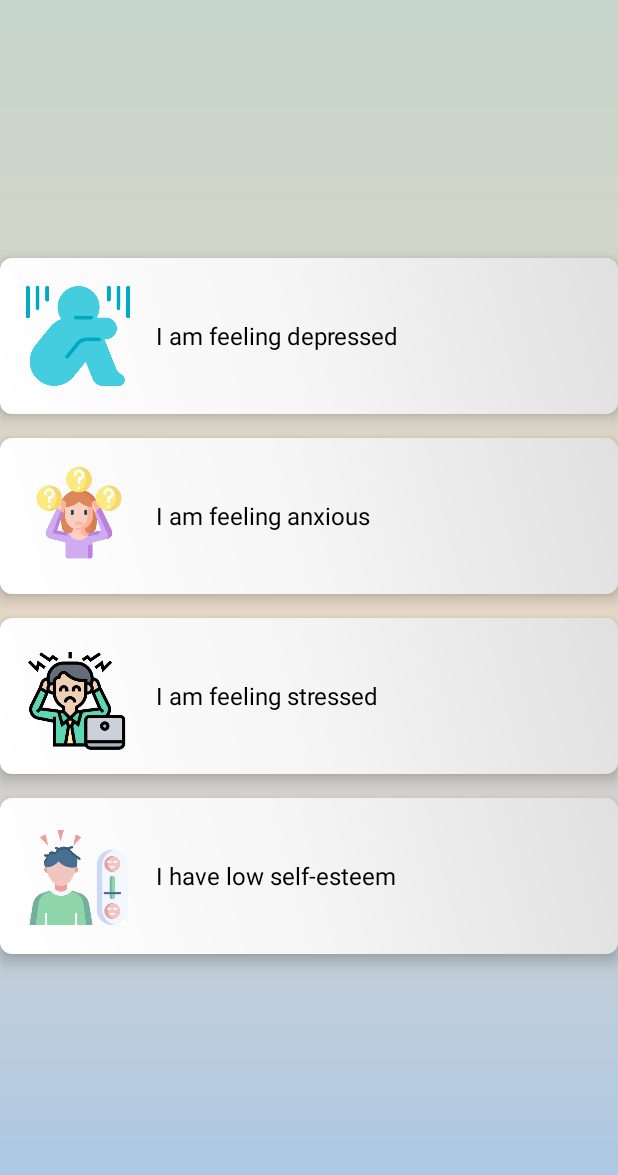
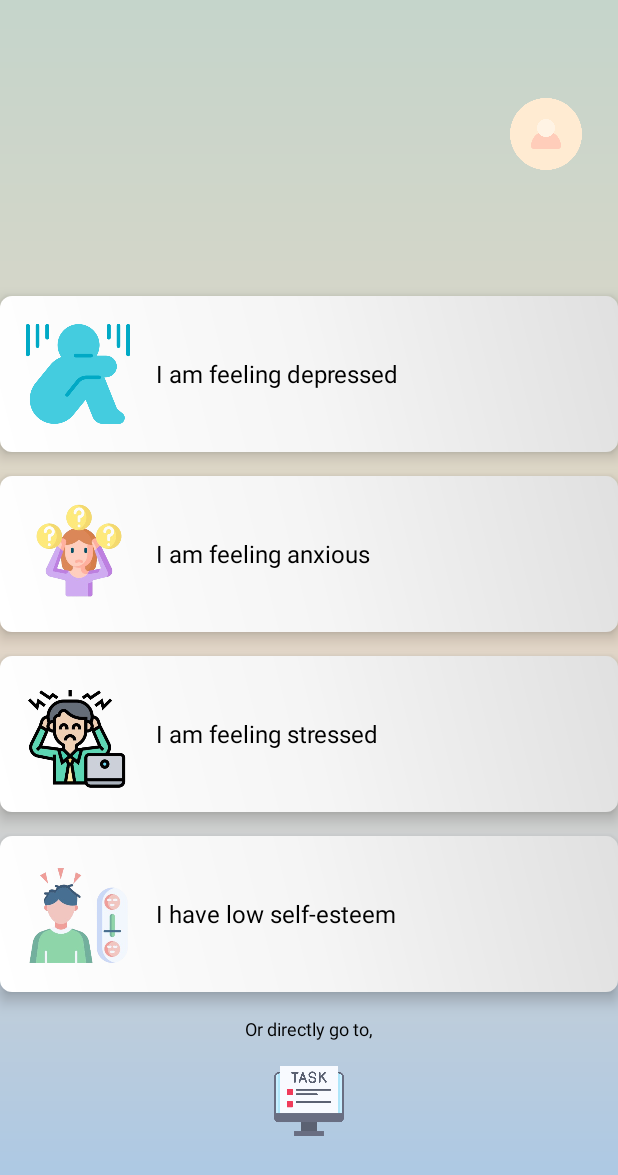
Before and after one commit to alifbinturjo/FeelWell, an Android app: the FeelingPromptActivity screen opened directly, with no data from a screen before it, on a phone screen of 412 x 824 dp. Shown: the top 1175 px of the screen. Run offline under Robolectric (Android 15) with nearby library versions, the phone set to English and light mode, and no system bars.

Commit message:
necessary fixes

```diff
--- a/app/src/main/java/com/example/feelwell/FeelingPromptActivity.java
+++ b/app/src/main/java/com/example/feelwell/FeelingPromptActivity.java
@@ -3,6 +3,7 @@ package com.example.feelwell;
 import android.content.Intent;
 import android.os.Bundle;
 import android.view.View;
+import android.widget.ImageButton;
 import android.widget.RelativeLayout;
 
 import androidx.appcompat.app.AppCompatActivity;
@@ -20,38 +21,26 @@ public class FeelingPromptActivity extends AppCompatActivity {
         RelativeLayout stressCard = findViewById(R.id.stressCard);
         RelativeLayout selfEsteemCard = findViewById(R.id.selfEsteemCard);
 
+        // Find the profile and task buttons
+        ImageButton profileButton = findViewById(R.id.profileButton);
+        ImageButton taskButton = findViewById(R.id.taskButton);
+
         // Set click listeners for each card
+        depressionCard.setOnClickListener(v -> navigateToMainActivity("Depression"));
+        anxietyCard.setOnClickListener(v -> navigateToMainActivity("Anxiety"));
+        stressCard.setOnClickListener(v -> navigateToMainActivity("Stress"));
+        selfEsteemCard.setOnClickListener(v -> navigateToMainActivity("Low Self-Esteem"));
 
-        depressionCard.setOnClickListener(new View.OnClickListener() {
-            @Override
-            public void onClick(View v) {
-                // Pass feeling to MainActivity
-                navigateToMainActivity("Depression");
-            }
+        // Navigate to ProfileActivity when profile button is clicked
+        profileButton.setOnClickListener(v -> {
+            Intent intent = new Intent(FeelingPromptActivity.this, ProfileActivity.class);
+            startActivity(intent);
         });
 
-        anxietyCard.setOnClickListener(new View.OnClickListener() {
-            @Override
-            public void onClick(View v) {
-                // Pass feeling to MainActivity
-                navigateToMainActivity("Anxiety");
-            }
-        });
-
-        stressCard.setOnClickListener(new View.OnClickListener() {
-            @Override
-            public void onClick(View v) {
-                // Pass feeling to MainActivity
-                navigateToMainActivity("Stress");
-            }
-        });
-
-        selfEsteemCard.setOnClickListener(new View.OnClickListener() {
-            @Override
-            public void onClick(View v) {
-                // Pass feeling to MainActivity
-                navigateToMainActivity("Low Self-Esteem");
-            }
+        // Navigate to TaskActivity when task button is clicked
+        taskButton.setOnClickListener(v -> {
+            Intent intent = new Intent(FeelingPromptActivity.this, TaskActivity.class);
+            startActivity(intent);
         });
     }
 
--- a/app/src/main/res/layout/activity_feeling_prompt.xml
+++ b/app/src/main/res/layout/activity_feeling_prompt.xml
@@ -1,4 +1,3 @@
-<?xml version="1.0" encoding="utf-8"?>
 <LinearLayout xmlns:android="http://schemas.android.com/apk/res/android"
     android:layout_width="match_parent"
     android:layout_height="match_parent"
@@ -7,7 +6,23 @@
     android:background="@drawable/background_gradient"
     android:gravity="center">
 
-    <!-- Depression Card-like View -->
+    <!-- Profile Button (Top Left) -->
+    <ImageButton
+        android:id="@+id/profileButton"
+        android:layout_width="64dp"
+        android:layout_height="64dp"
+        android:layout_gravity="end|top"
+        android:layout_marginBottom="76dp"
+        android:layout_marginStart="16dp"
+        android:layout_marginEnd="16dp"
+        android:adjustViewBounds="true"
+        android:background="@null"
+        android:contentDescription="Profile"
+        android:padding="8dp"
+        android:scaleType="fitCenter"
+        android:src="@drawable/ic_profile" />
+
+    <!-- Depression Card -->
     <RelativeLayout
         android:id="@+id/depressionCard"
         android:layout_width="match_parent"
@@ -18,35 +33,30 @@
         android:padding="12dp"
         android:clickable="true"
         android:focusable="true">
-
-        <!-- LinearLayout for image on the left and text on the right -->
         <LinearLayout
             android:layout_width="match_parent"
             android:layout_height="wrap_content"
             android:orientation="horizontal"
             android:gravity="center_vertical">
-
-            <!-- Depression Image -->
             <ImageView
                 android:id="@+id/depressionImage"
                 android:layout_width="80dp"
                 android:layout_height="80dp"
                 android:src="@drawable/depression"
-                android:layout_marginEnd="12dp" />
-
-            <!-- Depression Text -->
+                android:layout_marginEnd="12dp"
+                android:scaleType="fitCenter"
+                android:adjustViewBounds="true" />
             <TextView
                 android:id="@+id/depressionText"
                 android:layout_width="wrap_content"
                 android:layout_height="wrap_content"
                 android:text="I am feeling depressed"
                 android:textSize="16sp"
-                android:textColor="#000000"
-                />
+                android:textColor="#000000" />
         </LinearLayout>
     </RelativeLayout>
 
-    <!-- Anxiety Card-like View -->
+    <!-- Anxiety Card -->
     <RelativeLayout
         android:id="@+id/anxietyCard"
         android:layout_width="match_parent"
@@ -57,35 +67,30 @@
         android:padding="12dp"
         android:clickable="true"
         android:focusable="true">
-
-        <!-- LinearLayout for image on the left and text on the right -->
         <LinearLayout
             android:layout_width="match_parent"
             android:layout_height="wrap_content"
             android:orientation="horizontal"
             android:gravity="center_vertical">
-
-            <!-- Anxiety Image -->
             <ImageView
                 android:id="@+id/anxietyImage"
                 android:layout_width="80dp"
                 android:layout_height="80dp"
                 android:src="@drawable/anxiety"
-                android:layout_marginEnd="12dp" />
-
-            <!-- Anxiety Text -->
+                android:layout_marginEnd="12dp"
+                android:scaleType="fitCenter"
+                android:adjustViewBounds="true" />
             <TextView
                 android:id="@+id/anxietyText"
                 android:layout_width="wrap_content"
                 android:layout_height="wrap_content"
                 android:text="I am feeling anxious"
                 android:textSize="16sp"
-                android:textColor="#000000"
-                />
+                android:textColor="#000000" />
         </LinearLayout>
     </RelativeLayout>
 
-    <!-- Stress Card-like View -->
+    <!-- Stress Card -->
     <RelativeLayout
         android:id="@+id/stressCard"
         android:layout_width="match_parent"
@@ -96,35 +101,30 @@
         android:padding="12dp"
         android:clickable="true"
         android:focusable="true">
-
-        <!-- LinearLayout for image on the left and text on the right -->
         <LinearLayout
             android:layout_width="match_parent"
             android:layout_height="wrap_content"
             android:orientation="horizontal"
             android:gravity="center_vertical">
-
-            <!-- Stress Image -->
             <ImageView
                 android:id="@+id/stressImage"
                 android:layout_width="80dp"
                 android:layout_height="80dp"
                 android:src="@drawable/stress"
-                android:layout_marginEnd="12dp" />
-
-            <!-- Stress Text -->
+                android:layout_marginEnd="12dp"
+                android:scaleType="fitCenter"
+                android:adjustViewBounds="true" />
             <TextView
                 android:id="@+id/stressText"
                 android:layout_width="wrap_content"
                 android:layout_height="wrap_content"
                 android:text="I am feeling stressed"
                 android:textSize="16sp"
-                android:textColor="#000000"
-                />
+                android:textColor="#000000" />
         </LinearLayout>
     </RelativeLayout>
 
-    <!-- Low Self-Esteem Card-like View -->
+    <!-- Low Self-Esteem Card -->
     <RelativeLayout
         android:id="@+id/selfEsteemCard"
         android:layout_width="match_parent"
@@ -135,32 +135,50 @@
         android:padding="12dp"
         android:clickable="true"
         android:focusable="true">
-
-        <!-- LinearLayout for image on the left and text on the right -->
         <LinearLayout
             android:layout_width="match_parent"
             android:layout_height="wrap_content"
             android:orientation="horizontal"
             android:gravity="center_vertical">
-
-            <!-- Low Self-Esteem Image -->
             <ImageView
                 android:id="@+id/selfesteemImage"
                 android:layout_width="80dp"
                 android:layout_height="80dp"
                 android:src="@drawable/selfesteem"
-                android:layout_marginEnd="12dp" />
-
-            <!-- Low Self-Esteem Text -->
+                android:layout_marginEnd="12dp"
+                android:scaleType="fitCenter"
+                android:adjustViewBounds="true" />
             <TextView
                 android:id="@+id/selfEsteemText"
                 android:layout_width="wrap_content"
                 android:layout_height="wrap_content"
                 android:text="I have low self-esteem"
                 android:textSize="16sp"
-                android:textColor="#000000"
-                />
+                android:textColor="#000000" />
         </LinearLayout>
     </RelativeLayout>
 
+    <!-- Text before Task Button -->
+    <TextView
+        android:layout_width="wrap_content"
+        android:layout_height="wrap_content"
+        android:text="Or directly go to,"
+        android:textSize="12sp"
+        android:textColor="#000000"
+        android:layout_gravity="center"
+        android:layout_marginBottom="8dp" />
+
+    <!-- Task Button (Bottom Center) -->
+    <ImageButton
+        android:id="@+id/taskButton"
+        android:layout_width="64dp"
+        android:layout_height="64dp"
+        android:src="@drawable/task"
+        android:background="@null"
+        android:contentDescription="Task"
+        android:layout_gravity="center"
+        android:padding="8dp"
+        android:scaleType="fitCenter"
+        android:adjustViewBounds="true" />
+
 </LinearLayout>
--- a/app/src/main/res/layout/activity_main.xml
+++ b/app/src/main/res/layout/activity_main.xml
@@ -44,7 +44,7 @@
         android:layout_width="wrap_content"
         android:layout_height="wrap_content"
         android:layout_marginTop="40dp"
-        android:backgroundTint="@color/purple_500"
+        android:backgroundTint="@color/primary"
         android:text="Take an Assessment"
         android:textColor="@color/white"
         app:layout_constraintEnd_toEndOf="parent"
@@ -73,7 +73,7 @@
         android:layout_width="wrap_content"
         android:layout_height="wrap_content"
         android:layout_marginTop="20dp"
-        android:backgroundTint="@color/teal_700"
+        android:backgroundTint="@color/primary"
         android:text="Do a Task"
         android:textColor="@color/white"
         app:layout_constraintEnd_toEndOf="parent"
```
Also changed, not shown: app/src/main/res/drawable/assessment.png (added), app/src/main/res/drawable/task.png (added).
